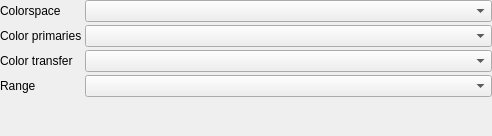
RxLaboratory/DuME, file src/UI/Blocks/blockcolor.ui: the form before one commit.
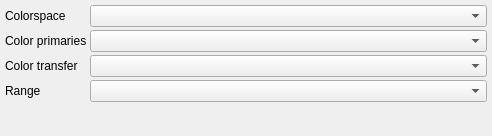
The form after the commit. Custom widgets are drawn as their Qt base class.

What changed in the file:
```diff
--- a/src/UI/Blocks/blockcolor.ui
+++ b/src/UI/Blocks/blockcolor.ui
@@ -21,16 +21,16 @@
     <number>3</number>
    </property>
    <property name="leftMargin">
-    <number>0</number>
+    <number>5</number>
    </property>
    <property name="topMargin">
-    <number>0</number>
+    <number>5</number>
    </property>
    <property name="rightMargin">
-    <number>0</number>
+    <number>5</number>
    </property>
    <property name="bottomMargin">
-    <number>0</number>
+    <number>5</number>
    </property>
    <item row="0" column="0">
     <widget class="QLabel" name="label_2">
```
